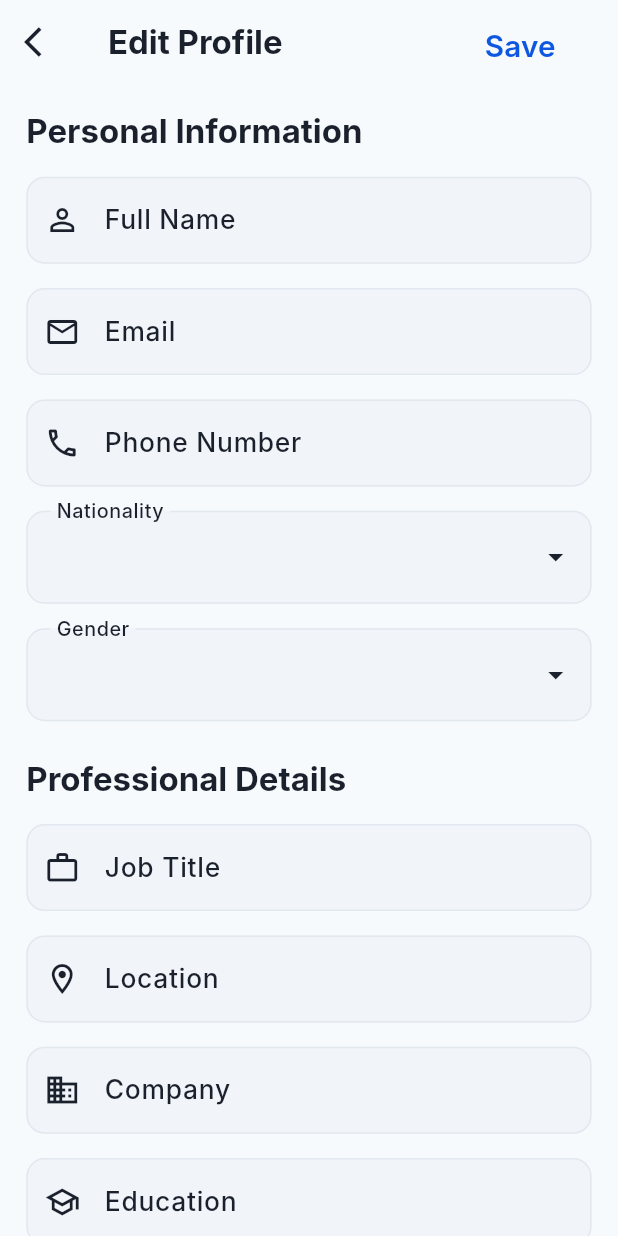
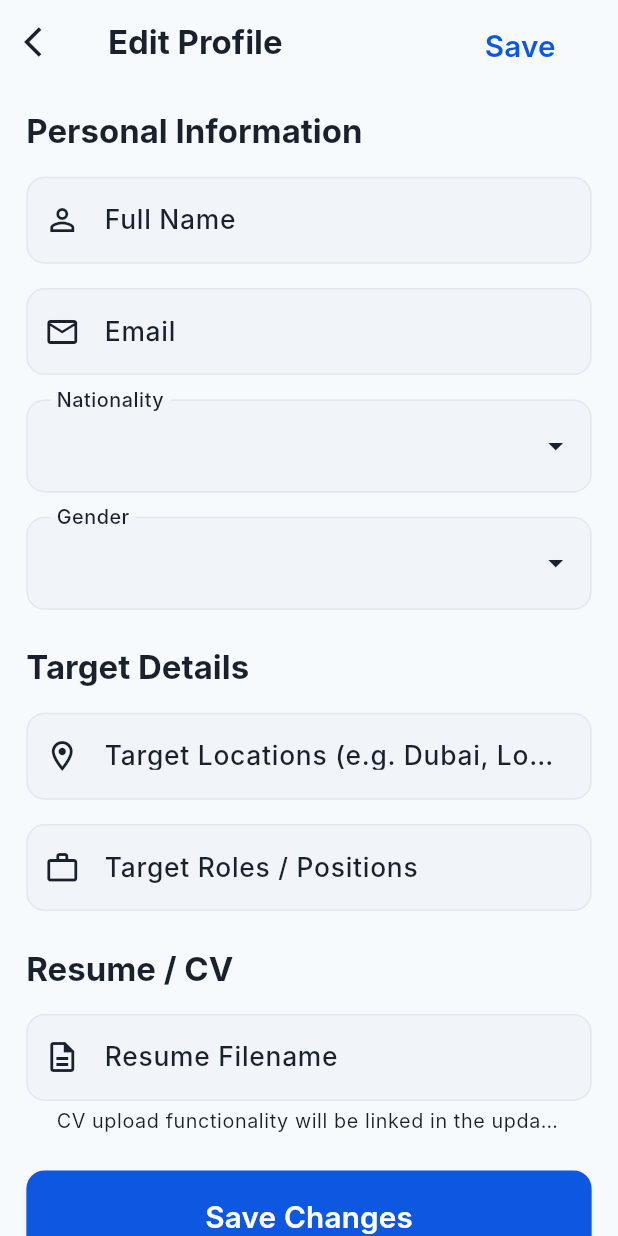
Before and after one commit to Fathi123-max/Tabashir-Monorepo, a Flutter app: the EditProfileScreen screen opened by its route, on a phone screen of 412 x 824 dp. Run offline on Flutter 3.47's test engine with Material 3 defaults, Android fonts, the phone set to English and light mode, and no system bars; drawn by our look-alikes of reactive_forms; our stand-ins replace cached_network_image, device_info_plus, dio, easy_localization, file_picker, firebase_analytics and 22 more; missing offline and left inert: flutter_stripe, onesignal_flutter, pdfx; accounts and stored records are empty; generated files the repository leaves out were written again; Roboto replaces fonts that are missing (Inter); statements that could not run were skipped; project files that could hold a hidden picture were left out.

Commit message:
feat: remove Vault navigation item and CV required blur functionality

```diff
--- a/tabashir-mobile/lib/core/screens/main_app_shell.dart
+++ b/tabashir-mobile/lib/core/screens/main_app_shell.dart
@@ -8,7 +8,7 @@ import 'package:tabashir/features/jobs/presentation/cubit/jobs_cubit.dart';
 import 'package:tabashir/features/jobs/presentation/screens/jobs_screen.dart';
 import 'package:tabashir/features/profile/presentation/screens/profile_screen.dart';
 import 'package:tabashir/features/services/presentation/screens/services_screen.dart';
-import 'package:tabashir/features/resume/presentation/screens/resume_vault_screen.dart';
+
 import 'package:tabashir/features/resume/presentation/cubit/resume_vault_cubit.dart';
 import 'package:tabashir/features/notifications/presentation/screens/notifications_screen.dart';
 import 'package:tabashir/features/shared/widgets/widgets.dart';
@@ -47,7 +47,7 @@ class _MainAppShellState extends State<MainAppShell> {
       },
       child: const JobsScreen(),
     ),
-    const ResumeVaultScreen(),
+
     const ServicesScreen(),
     const ProfileScreen(),
   ];
--- a/tabashir-mobile/lib/features/profile/presentation/screens/edit_profile_screen.dart
+++ b/tabashir-mobile/lib/features/profile/presentation/screens/edit_profile_screen.dart
@@ -221,20 +221,7 @@ class _EditProfileScreenState extends State<EditProfileScreen> {
                           'Invalid email format'.tr(),
                     },
                   ),
-                  SizedBox(height: AppTheme.spacingMd.h),
-                  ReactiveTextField<String>(
-                    formControlName: 'phone',
-                    decoration: InputDecoration(
-                      labelText: 'Phone Number'.tr(),
-                      prefixIcon: const Icon(Icons.phone_outlined),
-                      border: const OutlineInputBorder(),
-                    ),
-                    keyboardType: TextInputType.phone,
-                    validationMessages: {
-                      ValidationMessage.required: (_) =>
-                          'Phone number is required'.tr(),
-                    },
-                  ),
+
                   SizedBox(height: AppTheme.spacingMd.h),
                   ReactiveDropdownSearch<String>(
                     formControlName: 'nationality',
@@ -257,69 +244,53 @@ class _EditProfileScreenState extends State<EditProfileScreen> {
                   ),
                   SizedBox(height: AppTheme.spacingLg.h),
 
-                  // Professional Details Section
+                  // Target Details Section
                   Text(
-                    'Professional Details'.tr(),
+                    'Target Details'.tr(),
                     style: theme.textTheme.titleLarge?.copyWith(
                       fontWeight: FontWeight.bold,
                     ),
                   ),
                   SizedBox(height: AppTheme.spacingMd.h),
                   ReactiveTextField<String>(
-                    formControlName: 'jobTitle',
-                    decoration: InputDecoration(
-                      labelText: 'Job Title'.tr(),
-                      prefixIcon: const Icon(Icons.work_outline),
-                      border: const OutlineInputBorder(),
-                    ),
-                    validationMessages: {
-                      ValidationMessage.required: (_) =>
-                          'Job title is required'.tr(),
-                    },
-                  ),
-                  SizedBox(height: AppTheme.spacingMd.h),
-                  ReactiveTextField<String>(
                     formControlName: 'location',
                     decoration: InputDecoration(
-                      labelText: 'Location'.tr(),
+                      labelText: 'Target Locations (e.g. Dubai, London)'.tr(),
                       prefixIcon: const Icon(Icons.location_on_outlined),
                       border: const OutlineInputBorder(),
                     ),
                   ),
                   SizedBox(height: AppTheme.spacingMd.h),
                   ReactiveTextField<String>(
-                    formControlName: 'company',
+                    formControlName: 'jobTitle',
                     decoration: InputDecoration(
-                      labelText: 'Company'.tr(),
-                      prefixIcon: const Icon(Icons.business_outlined),
+                      labelText: 'Target Roles / Positions'.tr(),
+                      prefixIcon: const Icon(Icons.work_outline),
                       border: const OutlineInputBorder(),
+                    ),
+                  ),
+                  SizedBox(height: AppTheme.spacingLg.h),
+
+                  // Resume Section
+                  Text(
+                    'Resume / CV'.tr(),
+                    style: theme.textTheme.titleLarge?.copyWith(
+                      fontWeight: FontWeight.bold,
                     ),
                   ),
                   SizedBox(height: AppTheme.spacingMd.h),
                   ReactiveTextField<String>(
-                    formControlName: 'education',
+                    formControlName: 'cv',
                     decoration: InputDecoration(
-                      labelText: 'Education'.tr(),
-                      prefixIcon: const Icon(Icons.school_outlined),
+                      labelText: 'Resume Filename'.tr(),
+                      prefixIcon: const Icon(Icons.description_outlined),
                       border: const OutlineInputBorder(),
+                      helperText: 'CV upload functionality will be linked in the update client API.',
                     ),
                   ),
-                  SizedBox(height: AppTheme.spacingMd.h),
-                  ReactiveTextField<String>(
-                    formControlName: 'linkedin',
-                    decoration: InputDecoration(
-                      labelText: 'LinkedIn Profile'.tr(),
-                      hintText: 'https://linkedin.com/in/yourprofile',
-                      prefixIcon: const Icon(Icons.link_outlined),
-                      border: const OutlineInputBorder(),
-                    ),
-                    keyboardType: TextInputType.url,
-                    validationMessages: {
-                      'linkedinUrl': (_) =>
-                          'Please enter a valid LinkedIn URL'.tr(),
-                    },
-                  ),
                   SizedBox(height: AppTheme.spacingLg.h),
+
+
 
                   // Save Button
                   SizedBox(
@@ -430,14 +401,11 @@ class _EditProfileScreenState extends State<EditProfileScreen> {
   FormGroup _createBasicForm() => fb.group(<String, Object>{
     'name': FormControl<String>(value: ''),
     'email': FormControl<String>(value: ''),
-    'phone': FormControl<String>(value: ''),
     'nationality': FormControl<String>(value: ''),
     'gender': FormControl<String>(value: ''),
+    'location': FormControl<String>(value: ''),
     'jobTitle': FormControl<String>(value: ''),
-    'location': FormControl<String>(value: ''),
-    'company': FormControl<String>(value: ''),
-    'education': FormControl<String>(value: ''),
-    'linkedin': FormControl<String>(value: ''),
+    'cv': FormControl<String>(value: ''),
   });
 
   /// Clean "Not specified" values to empty strings
@@ -455,14 +423,15 @@ class _EditProfileScreenState extends State<EditProfileScreen> {
 
     form.control('name').value = _cleanValue(profile.name);
     form.control('email').value = _cleanValue(profile.email);
-    form.control('phone').value = _cleanValue(profile.phone);
     form.control('nationality').value = _cleanValue(profile.nationality);
     form.control('gender').value = _cleanValue(profile.gender);
+    form.control('location').value = _cleanValue(profile.location);
     form.control('jobTitle').value = _cleanValue(profile.jobTitle);
-    form.control('location').value = _cleanValue(profile.location);
-    form.control('company').value = _cleanValue(profile.company);
-    form.control('education').value = _cleanValue(profile.education);
-    form.control('linkedin').value = _cleanValue(profile.linkedin);
+
+    // Check if cv form control exists before updating
+    if (form.contains('cv')) {
+      form.control('cv').value = '';
+    }
 
     print('[EDIT_PROFILE] Form updated. Current values: ${form.value}');
   }
--- a/tabashir-mobile/lib/features/profile/presentation/screens/profile_screen.dart
+++ b/tabashir-mobile/lib/features/profile/presentation/screens/profile_screen.dart
@@ -167,19 +167,7 @@ class _ProfileScreenState extends State<ProfileScreen> {
                             );
                           },
                         ),
-                        SizedBox(height: AppTheme.spacingSm.h),
-                        InfoItem(
-                          icon: Icons.phone_outlined,
-                          text: state.profile!.phone.isEmpty
-                              ? 'Not specified'.tr()
-                              : state.profile!.phone,
-                          onEdit: () {
-                            context.push(
-                              RouteNames.editProfile,
-                              extra: _profileCubit,
-                            );
-                          },
-                        ),
+
                         SizedBox(height: AppTheme.spacingSm.h),
                         InfoItem(
                           icon: Icons.public_outlined,
@@ -208,14 +196,14 @@ class _ProfileScreenState extends State<ProfileScreen> {
                         ),
                         SizedBox(height: AppTheme.spacingLg.h),
 
-                        // Professional Details Section
-                        _sectionHeader('Professional Details'.tr(), theme),
+                        // Target Details Section
+                        _sectionHeader('Target Details'.tr(), theme),
                         SizedBox(height: AppTheme.spacingMd.h),
                         InfoItem(
-                          icon: Icons.work_outline,
-                          text: state.profile!.company.isEmpty
-                              ? 'Not specified'.tr()
-                              : state.profile!.company,
+                          icon: Icons.location_on_outlined,
+                          text: state.profile!.location.isEmpty
+                              ? 'Target locations not specified'.tr()
+                              : state.profile!.location,
                           onEdit: () {
                             context.push(
                               RouteNames.editProfile,
@@ -225,23 +213,10 @@ class _ProfileScreenState extends State<ProfileScreen> {
                         ),
                         SizedBox(height: AppTheme.spacingSm.h),
                         InfoItem(
-                          icon: Icons.school_outlined,
-                          text: state.profile!.education.isEmpty
-                              ? 'Not specified'.tr()
-                              : state.profile!.education,
-                          onEdit: () {
-                            context.push(
-                              RouteNames.editProfile,
-                              extra: _profileCubit,
-                            );
-                          },
-                        ),
-                        SizedBox(height: AppTheme.spacingSm.h),
-                        InfoItem(
-                          icon: Icons.link,
-                          text: state.profile!.linkedin.isEmpty
-                              ? 'Not specified'.tr()
-                              : state.profile!.linkedin,
+                          icon: Icons.work_outline,
+                          text: state.profile!.jobTitle.isEmpty
+                              ? 'Target roles not specified'.tr()
+                              : state.profile!.jobTitle,
                           onEdit: () {
                             context.push(
                               RouteNames.editProfile,
@@ -251,7 +226,20 @@ class _ProfileScreenState extends State<ProfileScreen> {
                         ),
                         SizedBox(height: AppTheme.spacingLg.h),
 
-                        // // Account Activity Section
+                        // Resume Section
+                        _sectionHeader('Resume / CV'.tr(), theme),
+                        SizedBox(height: AppTheme.spacingMd.h),
+                        InfoItem(
+                          icon: Icons.description_outlined,
+                          text: 'Resume upload will be added in the next step'.tr(),
+                          onEdit: () {
+                            context.push(
+                              RouteNames.editProfile,
+                              extra: _profileCubit,
+                            );
+                          },
+                        ),
+                        SizedBox(height: AppTheme.spacingLg.h),                        // // Account Activity Section
                         // _sectionHeader('Account Activity'.tr(), theme),
                         // SizedBox(height: AppTheme.spacingMd.h),
                         // InfoItem(
--- a/tabashir-mobile/lib/features/shared/widgets/app_bottom_navigation_bar.dart
+++ b/tabashir-mobile/lib/features/shared/widgets/app_bottom_navigation_bar.dart
@@ -187,11 +187,7 @@ class AppBottomNavigationBar extends StatelessWidget {
       icon: Icons.work_outline,
       activeIcon: Icons.work,
     ),
-    NavigationItem(
-      title: 'Vault'.tr(),
-      icon: Icons.folder_outlined,
-      activeIcon: Icons.folder,
-    ),
+
     NavigationItem(
       title: 'Services'.tr(),
       icon: Icons.business_outlined,
```
Also changed, not shown: tabashir-mobile/lib/features/profile/presentation/cubit/profile_cubit.dart (+9 -42 lines), tabashir-mobile/lib/shared/widgets/cv_required_blur.dart (+2 -90 lines), 1 other file.
